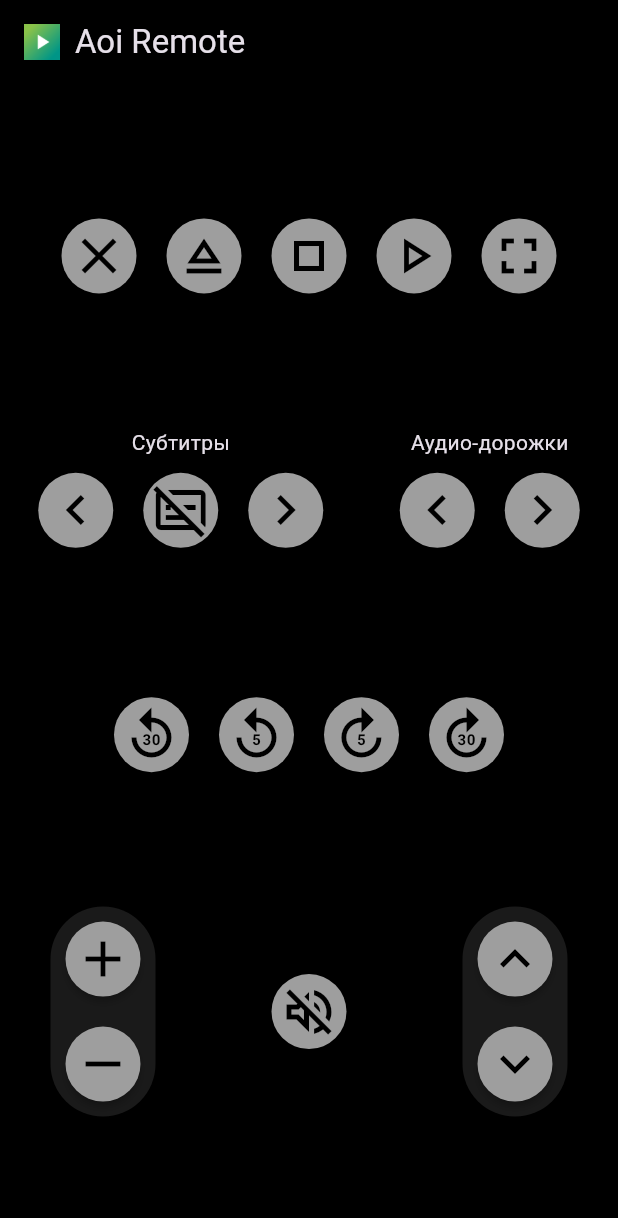
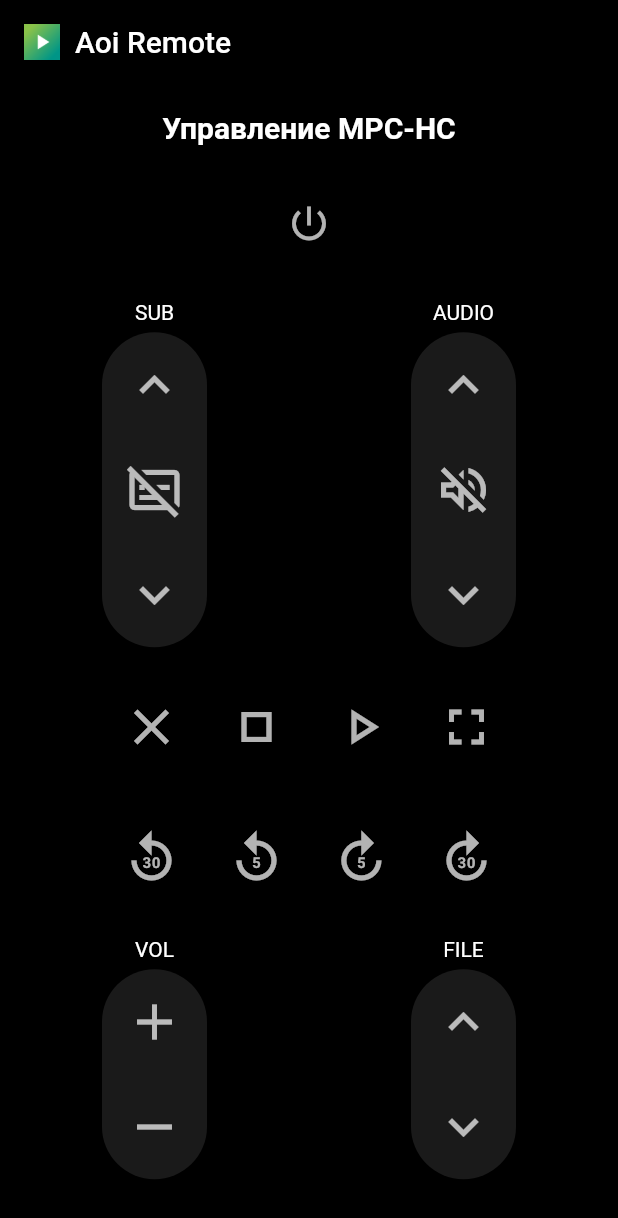
Before and after one commit to blazer404/Aoi-Remote-Client, a Flutter app: the screen it shows after launch, on a phone screen of 412 x 824 dp. Shown: the top 1218 px of the screen. Run offline on Flutter 3.47's test engine with Material 3 defaults, Android fonts, the phone set to English and light mode, and no system bars; missing offline and left inert: flutter_vibrate.

Commit message:
~ переверстка экрана + добавлен виброотклик

```diff
--- a/analysis_options.yaml
+++ /dev/null
@@ -1,4 +0,0 @@
-include: package:flutter_lints/flutter.yaml
-
-linter:
-  rules:
--- a/lib/core/socket_client.dart
+++ b/lib/core/socket_client.dart
@@ -17,7 +17,7 @@
     await socket.flush();
 
     socket.listen(
-      (List<int> data) {
+      (data) {
         String response = utf8.decode(data);
         if (kDebugMode) print('Ответ от сервера: $response');
       },
--- a/lib/ui/view/index.dart
+++ b/lib/ui/view/index.dart
@@ -1,4 +1,5 @@
 import 'package:flutter/material.dart';
+import 'package:flutter/services.dart';
 import '/core/dictionary.dart';
 import '/ui/view/mpc/index.dart';
 
@@ -7,16 +8,33 @@
 
   @override
   Widget build(BuildContext context) {
-    final darkTheme = ThemeData.dark().copyWith(
-      scaffoldBackgroundColor: Colors.black,
-      hintColor: Colors.grey,
+    //красим системную панель навигации
+    final systemTheme = SystemUiOverlayStyle.dark.copyWith(
+      systemNavigationBarColor: Colors.black,
+    );
+    SystemChrome.setSystemUIOverlayStyle(systemTheme);
+
+    //вкл только портретный режим
+    SystemChrome.setPreferredOrientations([
+      DeviceOrientation.portraitUp,
+    ]);
+
+    return new AnnotatedRegion<SystemUiOverlayStyle>(
+      value: systemTheme,
+      child: _setApp(),
+    );
+  }
+
+  Widget _setApp() {
+    final appTheme = ThemeData.dark(useMaterial3: false).copyWith(
       appBarTheme: const AppBarTheme(
         color: Colors.black,
       ),
+      scaffoldBackgroundColor: Colors.black,
     );
 
     return MaterialApp(
-        theme: darkTheme,
+      theme: appTheme,
       home: Scaffold(
         appBar: AppBar(
           title: const Row(
@@ -34,7 +52,8 @@
             ],
           ),
         ),
-          body: const MpcPage(),
-        ));
+        body: SafeArea(child: MpcPage()),
+      ),
+    );
   }
 }
--- a/lib/ui/view/mpc/index.dart
+++ b/lib/ui/view/mpc/index.dart
@@ -12,52 +12,81 @@
   }
 
   Widget _setBody() {
-    return Center(
+    return Padding(
+      padding: EdgeInsets.only(bottom: 20),
       child: Column(
         mainAxisAlignment: MainAxisAlignment.spaceEvenly,
         children: [
+          Text(
+            'Управление ' + 'mpc-hc'.toUpperCase(),
+            style: TextStyle(fontWeight: FontWeight.bold, fontSize: 20),
+          ),
+          ButtonsColumn(
+            items: [
+              {'code': MediaPlayer.MPC_EXIT, 'icon': Icons.power_settings_new_outlined, 'size': 40},
+            ],
+            target: MediaPlayer.MPC,
+          ),
+          Row(
+            mainAxisAlignment: MainAxisAlignment.spaceAround,
+            crossAxisAlignment: CrossAxisAlignment.end,
+            children: [
+              Column(
+                children: [
+                  Padding(
+                    padding: EdgeInsets.only(bottom: 5),
+                    child: Text('sub'.toUpperCase()),
+                  ),
+                  Container(
+                    decoration: BoxDecoration(
+                      color: Colors.white10,
+                      borderRadius: BorderRadius.circular(999),
+                    ),
+                    child: const ButtonsColumn(
+                      items: [
+                        {'code': MediaPlayer.MPC_SUB_PREV, 'icon': Icons.keyboard_arrow_up_outlined},
+                        {'code': MediaPlayer.MPC_SUN_ON_OFF, 'icon': Icons.subtitles_off_outlined},
+                        {'code': MediaPlayer.MPC_SUB_NEXT, 'icon': Icons.keyboard_arrow_down_outlined},
+                      ],
+                      target: MediaPlayer.MPC,
+                    ),
+                  ),
+                ],
+              ),
+              Column(
+                children: [
+                  Padding(
+                    padding: EdgeInsets.only(bottom: 5),
+                    child: Text('audio'.toUpperCase()),
+                  ),
+                  Container(
+                    decoration: BoxDecoration(
+                      color: Colors.white10,
+                      borderRadius: BorderRadius.circular(999),
+                    ),
+                    child: const ButtonsColumn(
+                      items: [
+                        {'code': MediaPlayer.MPC_AUDIO_PREV, 'icon': Icons.keyboard_arrow_up_outlined},
+                        {'code': MediaPlayer.MPC_AUDIO_ON_OFF, 'icon': Icons.volume_off_outlined},
+                        {'code': MediaPlayer.MPC_AUDIO_NEXT, 'icon': Icons.keyboard_arrow_down_outlined},
+                      ],
+                      target: MediaPlayer.MPC,
+                    ),
+                  ),
+                ],
+              ),
+            ],
+          ),
           const Column(
             children: [
               ButtonsRow(
                 items: [
-                  {'code': MediaPlayer.MPC_EXIT, 'icon': Icons.close_outlined},
-                  {'code': MediaPlayer.MPC_CLOSE, 'icon': Icons.eject_outlined},
+                  {'code': MediaPlayer.MPC_CLOSE, 'icon': Icons.close_outlined},
                   {'code': MediaPlayer.MPC_STOP, 'icon': Icons.stop_outlined},
                   {'code': MediaPlayer.MPC_PLAY_PAUSE, 'icon': Icons.play_arrow_outlined},
                   {'code': MediaPlayer.MPC_FULLSCREEN, 'icon': Icons.fullscreen_outlined},
                 ],
                 target: MediaPlayer.MPC,
-              ),
-            ],
-          ),
-          const Row(
-            mainAxisAlignment: MainAxisAlignment.spaceAround,
-            crossAxisAlignment: CrossAxisAlignment.center,
-            children: [
-              Column(
-                children: [
-                  Text('Субтитры'),
-                  ButtonsRow(
-                    items: [
-                      {'code': MediaPlayer.MPC_SUB_PREV, 'icon': Icons.keyboard_arrow_left_outlined},
-                      {'code': MediaPlayer.MPC_SUN_ON_OFF, 'icon': Icons.subtitles_off_outlined},
-                      {'code': MediaPlayer.MPC_SUB_NEXT, 'icon': Icons.keyboard_arrow_right_outlined},
-                    ],
-                    target: MediaPlayer.MPC,
-                  ),
-                ],
-              ),
-              Column(
-                children: [
-                  Text('Аудио-дорожки'),
-                  ButtonsRow(
-                    items: [
-                      {'code': MediaPlayer.MPC_AUDIO_PREV, 'icon': Icons.keyboard_arrow_left_outlined},
-                      {'code': MediaPlayer.MPC_AUDIO_NEXT, 'icon': Icons.keyboard_arrow_right_outlined},
-                    ],
-                    target: MediaPlayer.MPC,
-                  ),
-                ],
               ),
             ],
           ),
@@ -76,8 +105,14 @@
           ),
           Row(
             mainAxisAlignment: MainAxisAlignment.spaceAround,
-            crossAxisAlignment: CrossAxisAlignment.center,
+            crossAxisAlignment: CrossAxisAlignment.end,
             children: [
+              Column(
+                children: [
+                  Padding(
+                    padding: EdgeInsets.only(bottom: 5),
+                    child: Text('vol'.toUpperCase()),
+                  ),
                   Container(
                     decoration: BoxDecoration(
                       color: Colors.white10,
@@ -91,11 +126,13 @@
                       target: MediaPlayer.MPC,
                     ),
                   ),
-              const ButtonsColumn(
-                items: [
-                  {'code': MediaPlayer.MPC_AUDIO_ON_OFF, 'icon': Icons.volume_off_outlined},
                 ],
-                target: MediaPlayer.MPC,
+              ),
+              Column(
+                children: [
+                  Padding(
+                    padding: EdgeInsets.only(bottom: 5),
+                    child: Text('file'.toUpperCase()),
                   ),
                   Container(
                     decoration: BoxDecoration(
@@ -114,6 +151,8 @@
               ),
             ],
           ),
+        ],
+      ),
     );
   }
 }
--- a/lib/ui/widgets/_button_to_list.dart
+++ b/lib/ui/widgets/_button_to_list.dart
@@ -1,4 +1,5 @@
 import 'package:flutter/material.dart';
+import 'package:flutter_vibrate/flutter_vibrate.dart';
 import '/core/socket_client.dart';
 
 class ButtonToList extends StatelessWidget {
@@ -9,19 +10,24 @@
 
   @override
   Widget build(BuildContext context) {
+    final buttonSize = button.containsKey('size') ? button['size']?.toDouble() : 50.0;
+    final iconSize = buttonSize - 10;
+
     return Container(
       padding: const EdgeInsets.all(10),
       child: Column(
         children: [
           RawMaterialButton(
-            onPressed: () => SocketClient.sendCode(target, button['code']),
-            fillColor: Colors.grey,
+            onPressed: () => {
+              Vibrate.feedback(FeedbackType.medium),
+              SocketClient.sendCode(target, button['code']),
+            },
             shape: const CircleBorder(),
-            constraints: const BoxConstraints(minWidth: 50, minHeight: 50),
+            constraints: BoxConstraints(minWidth: buttonSize, minHeight: buttonSize),
             child: Icon(
-              button['icon'],
-              color: Colors.black,
-              size: 40,
+              button['icon'] is IconData ? button['icon'] : Icons.error,
+              color: button['color'] is Color ? button['color'] : Colors.white70,
+              size: iconSize,
             ),
           ),
         ],
--- a/pubspec.yaml
+++ b/pubspec.yaml
@@ -13,6 +13,7 @@
   http: ^0.13.3
   rename_app: ^1.3.2
   flutter_launcher_icons: ^0.13.1
+  flutter_vibrate: ^1.3.0
 
 dev_dependencies:
   flutter_test:
```
Also changed, not shown: pubspec.lock, 1 other file. Lines whose indentation alone changed are shown as unchanged.
